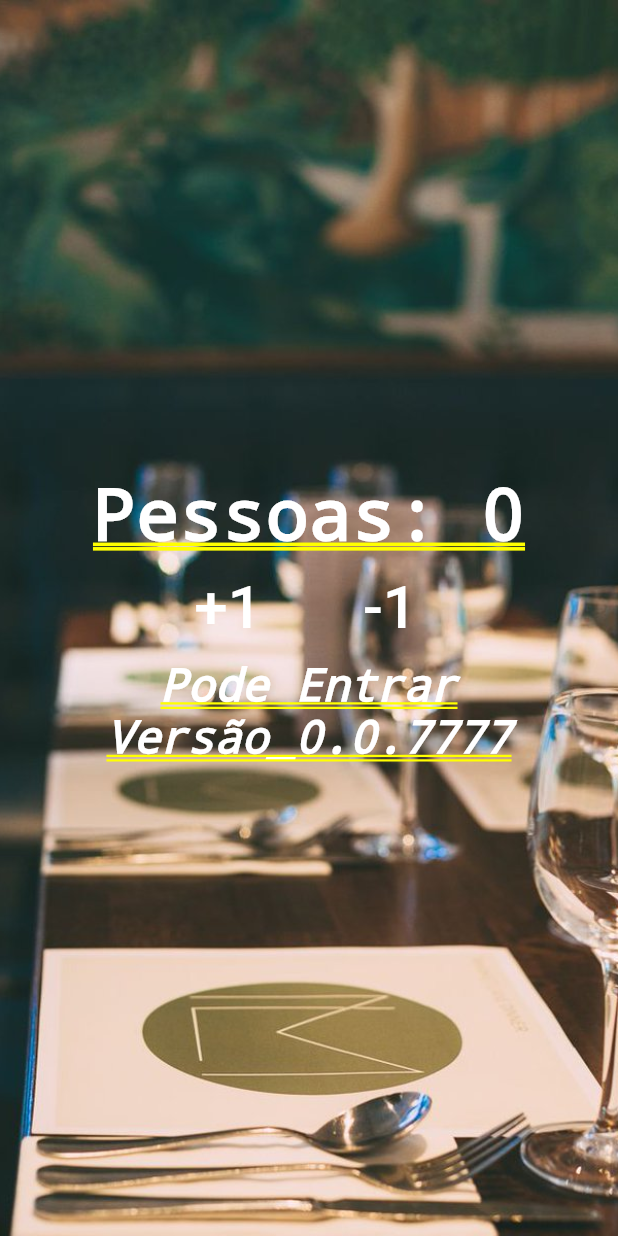
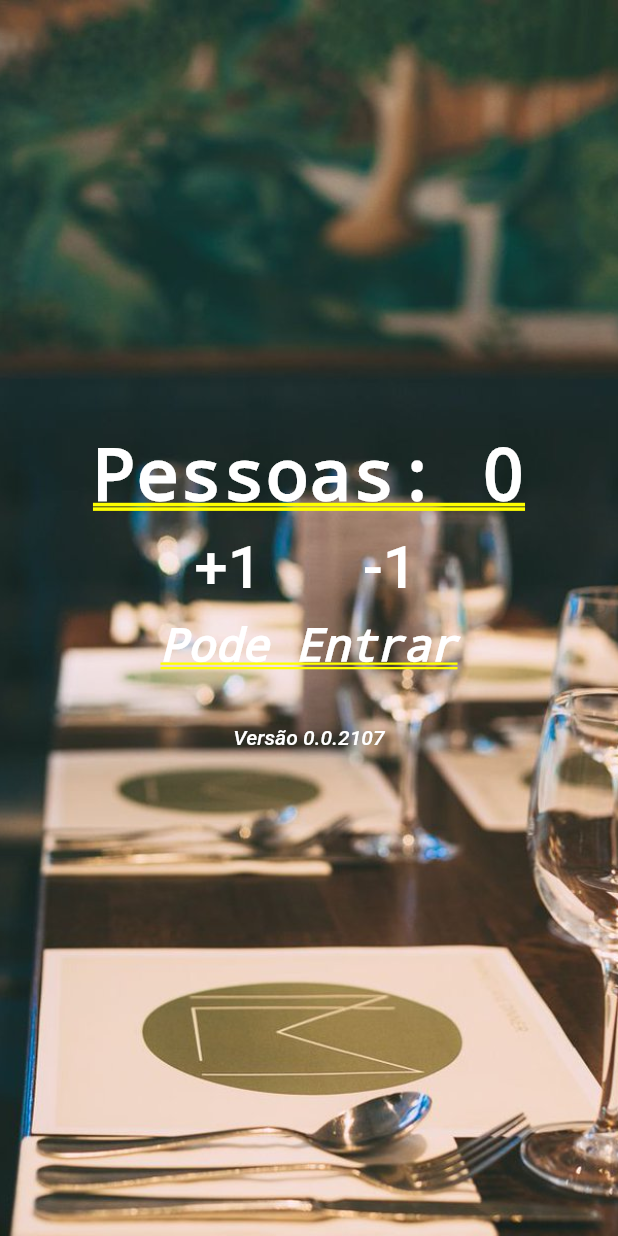
Before and after one commit to Mckall/contador_de_pessoas, a Flutter app: the screen it shows after launch, on a phone screen of 412 x 824 dp. Run offline on Flutter 3.47's test engine with Material 2 defaults, Android fonts, the phone set to English and light mode, and no system bars.

Commit message:
Add files via upload

```diff
--- a/lib/main.dart
+++ b/lib/main.dart
@@ -79,10 +79,18 @@ class _HomeState extends State<Home> {
               _infoText,
               style: TextStyle(color: Colors.white, fontStyle: FontStyle.italic, fontSize: 30.0),
             ),
-            Text(
-              'Versão_0.0.7777',
-              style: TextStyle(color: Colors.white, fontStyle: FontStyle.italic, fontSize: 30.0),
-            )
+            Padding(
+                  padding: EdgeInsets.all(20.0),
+                  child: FlatButton(
+                    child: Text(
+                      'Versão 0.0.2107',
+                      style: TextStyle(color: Colors.white, fontStyle: FontStyle.italic, fontSize: 14.0),
+                    ),
+                    onPressed: () {
+                      _changePeople(-1);
+                    },
+                  ),
+                )
           ],
         )
       ],
```
